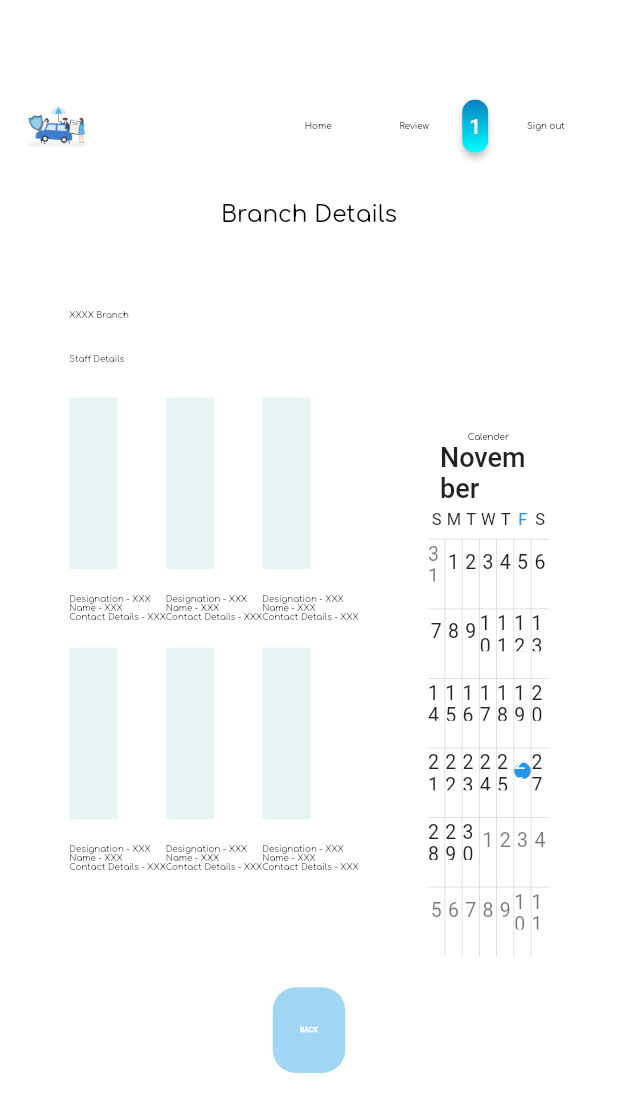
After one commit to kravshan/Head-Office-App, a Flutter app: the BranchDetails screen opened by its route, after a tap on "GO", after a tap on "Staff Details", on a phone screen of 412 x 824 dp. The commit adds this screen. Shown: the top 1112 px of the screen. Run offline on Flutter 3.47's test engine with Material 2 defaults, Android fonts, the phone set to English and light mode, and no system bars; drawn by our look-alikes of syncfusion_flutter_calendar; our stand-ins replace flutter_screenutil.

Commit message:
Head Office App Updates

```diff
--- a/lib/main.dart
+++ b/lib/main.dart
@@ -1,3 +1,4 @@
+import 'package:flutter/foundation.dart';
 import 'package:flutter/material.dart';
 import 'package:flutter_screenutil/flutter_screenutil.dart';
 import 'package:head_office_app/pages/login.dart';
@@ -6,6 +7,9 @@ import 'package:head_office_app/pages/home_screen.dart';
 import 'package:head_office_app/pages/branch_details.dart';
 import 'package:head_office_app/pages/user_database.dart';
 import 'package:head_office_app/pages/agent_database.dart';
+import 'package:head_office_app/pages/specific_branch_details.dart';
+import 'package:head_office_app/pages/staff_details.dart';
+import 'package:head_office_app/pages/submitted_for_approv.dart';
 
 void main() => runApp(ScreenUtilInit(
     designSize: const Size(1280, 720),
@@ -17,8 +21,10 @@ void main() => runApp(ScreenUtilInit(
         '/home_screen': (context) => Home_screen(),
         '/branch_details': (context) => BranchDetails(),
         '/user_database': (context) => UserDatabase(),
-        '/agent_database': (context) => AgentDatabase()
-
+        '/agent_database': (context) => AgentDatabase(),
+        '/specific_branch_details': (context) => Specific_Branch_Details(),
+        '/staff_details': (context) => Staff_Details(),
+        '/submit_for_approv': (context) => Sub_For_Approv(),
       },
     )
   )
--- a/lib/pages/agent_database.dart
+++ b/lib/pages/agent_database.dart
@@ -24,14 +24,24 @@ class _AgentDatabaseState extends State<AgentDatabase> {
               Text('Agent  Database', style: TextStyle(fontFamily: 'Comfortaa', fontWeight: FontWeight.w400, fontSize: 48.sp, color: Colors.black,)),
               Row(
                 mainAxisAlignment: MainAxisAlignment.spaceBetween,
+                crossAxisAlignment: CrossAxisAlignment.start,
                 children: [
                   Padding(
-                    padding: EdgeInsets.fromLTRB(115.w, 0, 0, 0),
+                    padding: EdgeInsets.fromLTRB(115.w, 40.h, 0, 0),
                     child: Column(
                       children: [
-                        InputBox(text: 'Select Branch by District', isObs: false),
-                        SizedBox(height: 75.w,),
-                        InputBox(text: 'Select Branch by Branch ID', isObs: false),
+                        InputBox(text: 'Select Agent by Employee Number', isObs: false),
+                        SizedBox(height: 16.h,),
+                        SizedBox(
+                          height: 50.h,
+                          width: 150.w,
+                          child: FlatButton(
+                            onPressed: (){},
+                            child: Text('Search', style: TextStyle(fontWeight: FontWeight.w700, fontFamily: 'Poppins', fontSize: 14.sp),),
+                            color: const Color.fromARGB(255, 160, 213, 244),
+                            shape: RoundedRectangleBorder(borderRadius: BorderRadius.circular(48.r)),
+                          ),
+                        )
                       ],
                     ),
                   ),
--- a/lib/pages/branch_details.dart
+++ b/lib/pages/branch_details.dart
@@ -50,7 +50,7 @@ class _BranchDetailsState extends State<BranchDetails> {
                 padding: EdgeInsets.fromLTRB(115.w, 0, 0, 0),
                 child: Column(
                   children: [
-                    Text('Select by Branch', style: TextStyle(fontSize: 18.sp, fontFamily: 'Comfortaa', fontWeight: FontWeight.w400),),
+                    Text('Select District', style: TextStyle(fontSize: 18.sp, fontFamily: 'Comfortaa', fontWeight: FontWeight.w400),),
                     DropdownButton(
                       value: binValue,
                       icon: const Icon(Icons.arrow_drop_down),
@@ -101,6 +101,7 @@ class _BranchDetailsState extends State<BranchDetails> {
                       onTap: (){},
                     ),
                     SizedBox(height: 75.w,),
+                    Text('Select Branch', style: TextStyle(fontSize: 18.sp, fontFamily: 'Comfortaa', fontWeight: FontWeight.w400),),
                     DropdownButton(
                       value: districtVal,
                       icon: const Icon(Icons.arrow_drop_down),
@@ -123,9 +124,21 @@ class _BranchDetailsState extends State<BranchDetails> {
                       }).toList(),
                       onTap: (){},
                     ),
+                    SizedBox(height: 10.h,),
+                    SizedBox(
+                      height: 25.h,
+                      width: 50.w,
+                      child: FlatButton(
+                        onPressed: (){Navigator.popAndPushNamed(context, '/specific_branch_details');},
+                        child: Text('GO', style: TextStyle(fontWeight: FontWeight.w700, fontFamily: 'Poppins', fontSize: 14.sp),),
+                        color: const Color.fromARGB(255, 160, 213, 244),
+                        shape: RoundedRectangleBorder(borderRadius: BorderRadius.circular(48.r)),
+                      ),
+                    ),
                   ],
                 ),
               ),
+
               Padding(
                 padding: EdgeInsets.fromLTRB(0, 0, 115.w, 0),
                 child: Column(
@@ -147,7 +160,7 @@ class _BranchDetailsState extends State<BranchDetails> {
             width: 150.w,
             child: FlatButton(
               onPressed: (){Navigator.pop(context);},
-              child: Text('BACK', style: TextStyle(fontWeight: FontWeight.w700, fontFamily: 'Poppins', fontSize: 14.sp),),
+              child: Text('BACK', style: TextStyle(fontWeight: FontWeight.w700, fontFamily: 'Poppins', fontSize: 14.sp, color: Colors.white),),
               color: const Color.fromARGB(255, 160, 213, 244),
               shape: RoundedRectangleBorder(borderRadius: BorderRadius.circular(48.r)),
             ),
--- /dev/null
+++ b/lib/pages/specific_branch_details.dart
@@ -0,0 +1,98 @@
+import 'package:flutter/material.dart';
+import 'package:flutter_screenutil/flutter_screenutil.dart';
+import 'package:head_office_app/services/navi_bar.dart';
+import 'package:syncfusion_flutter_calendar/calendar.dart';
+
+class Specific_Branch_Details extends StatefulWidget {
+  @override
+  _Specific_Branch_DetailsState createState() => _Specific_Branch_DetailsState();
+}
+
+class _Specific_Branch_DetailsState extends State<Specific_Branch_Details> {
+  @override
+  Widget build(BuildContext context) {
+    return Scaffold(
+      backgroundColor: Colors.white,
+      body: Column(
+        children: [
+          SizedBox(
+            height: 30.h,
+          ),
+          Navi_bar(),
+          Text('Branch Details', style: TextStyle(fontFamily: 'Comfortaa', fontWeight: FontWeight.w400, fontSize: 48.sp, color: Colors.black,)),
+          Row(
+            mainAxisAlignment: MainAxisAlignment.spaceEvenly,
+            children: [
+              Column(
+                crossAxisAlignment: CrossAxisAlignment.start,
+                children: [
+                  Text('XXXX Branch', style: TextStyle(fontWeight: FontWeight.w400, fontFamily: 'Comfortaa', fontSize: 18.sp),),
+                  SizedBox(height: 20.h,),
+                  Text('Branch Manager', style: TextStyle(fontWeight: FontWeight.w400, fontFamily: 'Comfortaa', fontSize: 18.sp),),
+                  SizedBox(height: 25.h,),
+                  Container(
+                    color: const Color.fromARGB(255, 229, 245, 246),
+                    height: 100.h,
+                    width: 100.w,
+                  ),
+                  SizedBox(height: 10.h,),
+                  Text('Name - XXXX', style: TextStyle(fontWeight: FontWeight.w400, fontFamily: 'Comfortaa', fontSize: 18.sp),),
+                  Text('Contact Details - XXXXX', style: TextStyle(fontWeight: FontWeight.w400, fontFamily: 'Comfortaa', fontSize: 18.sp),),
+                  SizedBox(height: 70.h),
+                  TextButton(
+                    onPressed: () {Navigator.popAndPushNamed(context, '/staff_details');},
+                    child: Text('Staff Details', style: TextStyle(fontFamily: 'Comfortaa', fontWeight: FontWeight.w400, fontSize: 18.sp, color: Colors.black),),
+                  ),
+                ],
+              ),
+              Column(
+                children: [
+                  SizedBox(
+                    height: 50.h,
+                    width: 150.w,
+                    child: FlatButton(
+                      onPressed: (){Navigator.pushNamed(context, '/submit_for_approv');},
+                      child: Text('Submitted for Approval', style: TextStyle(fontWeight: FontWeight.w700, fontFamily: 'Poppins', fontSize: 14.sp, color: Colors.white),),
+                      color: const Color.fromARGB(255, 11, 126, 193),
+                      shape: RoundedRectangleBorder(borderRadius: BorderRadius.circular(48.r)),
+                    ),
+                  ),
+                  SizedBox(height: 75.h,),
+                  Text('Address', style: TextStyle(fontSize: 18.sp, fontFamily: 'Comfortaa', fontWeight: FontWeight.w400),),
+                  Text('XXX', style: TextStyle(fontSize: 18.sp, fontFamily: 'Comfortaa', fontWeight: FontWeight.w400),),
+                  Text('XXX', style: TextStyle(fontSize: 18.sp, fontFamily: 'Comfortaa', fontWeight: FontWeight.w400),),
+                  SizedBox(height: 20.h,),
+                  Text('Contact Details', style: TextStyle(fontSize: 18.sp, fontFamily: 'Comfortaa', fontWeight: FontWeight.w400),),
+                  Text('XXX', style: TextStyle(fontSize: 18.sp, fontFamily: 'Comfortaa', fontWeight: FontWeight.w400),),
+                  Text('XXX', style: TextStyle(fontSize: 18.sp, fontFamily: 'Comfortaa', fontWeight: FontWeight.w400),),
+                  SizedBox(height: 75.h,)
+                ],
+              ),
+              Column(
+                children: [
+                  SizedBox(height: 120.h,),
+                  Text('Calender', style: TextStyle(fontFamily: 'Comfortaa', fontWeight: FontWeight.w400, fontSize: 18.sp, color: Color.fromRGBO(0, 0, 0, 1),),),
+                  Container(
+                    height: 300.h,
+                    width: 250.w,
+                    child: SfCalendar(view: CalendarView.month,),
+                  )
+                ],
+              )
+            ],
+          ),
+          SizedBox(
+            height: 50.h,
+            width: 150.w,
+            child: FlatButton(
+              onPressed: (){Navigator.pop(context);},
+              child: Text('BACK', style: TextStyle(fontWeight: FontWeight.w700, fontFamily: 'Poppins', fontSize: 14.sp, color: Colors.white),),
+              color: const Color.fromARGB(255, 160, 213, 244),
+              shape: RoundedRectangleBorder(borderRadius: BorderRadius.circular(48.r)),
+            ),
+          )
+        ],
+      ),
+    );
+  }
+}
--- /dev/null
+++ b/lib/pages/staff_details.dart
@@ -0,0 +1,132 @@
+import 'package:flutter/material.dart';
+import 'package:flutter_screenutil/flutter_screenutil.dart';
+import 'package:head_office_app/services/navi_bar.dart';
+import 'package:syncfusion_flutter_calendar/calendar.dart';
+
+class Staff_Details extends StatefulWidget {
+  @override
+  _Staff_DetailsState createState() => _Staff_DetailsState();
+}
+
+class _Staff_DetailsState extends State<Staff_Details> {
+  @override
+  Widget build(BuildContext context) {
+    return Scaffold(
+      backgroundColor: Colors.white,
+      body: Column(
+        children: [
+          SizedBox(
+            height: 30.h,
+          ),
+          Navi_bar(),
+          Text('Branch Details', style: TextStyle(fontFamily: 'Comfortaa', fontWeight: FontWeight.w400, fontSize: 48.sp, color: Colors.black,)),
+          Row(
+            mainAxisAlignment: MainAxisAlignment.spaceEvenly,
+            children: [
+              Column(
+                crossAxisAlignment: CrossAxisAlignment.start,
+                children: [
+                  Text('XXXX Branch', style: TextStyle(fontWeight: FontWeight.w400, fontFamily: 'Comfortaa', fontSize: 18.sp),),
+                  SizedBox(height: 20.h,),
+                  Text('Staff Details', style: TextStyle(fontWeight: FontWeight.w400, fontFamily: 'Comfortaa', fontSize: 18.sp),),
+                  SizedBox(height: 20.h,),
+                  Row(
+                    children: [
+                      Column(
+                        crossAxisAlignment: CrossAxisAlignment.start,
+                        children: [
+                          Container(height: 100.h, width: 100.w, color: Color.fromARGB(255, 229, 245, 246),),
+                          SizedBox(height: 15.h,),
+                          Text('Designation - XXX', style: TextStyle(fontWeight: FontWeight.w400, fontFamily: 'Comfortaa', fontSize: 18.sp),),
+                          Text('Name - XXX', style: TextStyle(fontWeight: FontWeight.w400, fontFamily: 'Comfortaa', fontSize: 18.sp),),
+                          Text('Contact Details - XXX', style: TextStyle(fontWeight: FontWeight.w400, fontFamily: 'Comfortaa', fontSize: 18.sp),),
+                        ],
+                      ),
+                      Column(
+                        crossAxisAlignment: CrossAxisAlignment.start,
+                        children: [
+                          Container(height: 100.h, width: 100.w, color: Color.fromARGB(255, 229, 245, 246),),
+                          SizedBox(height: 15.h,),
+                          Text('Designation - XXX', style: TextStyle(fontWeight: FontWeight.w400, fontFamily: 'Comfortaa', fontSize: 18.sp),),
+                          Text('Name - XXX', style: TextStyle(fontWeight: FontWeight.w400, fontFamily: 'Comfortaa', fontSize: 18.sp),),
+                          Text('Contact Details - XXX', style: TextStyle(fontWeight: FontWeight.w400, fontFamily: 'Comfortaa', fontSize: 18.sp),),
+                        ],
+                      ),
+                      Column(
+                        crossAxisAlignment: CrossAxisAlignment.start,
+                        children: [
+                          Container(height: 100.h, width: 100.w, color: Color.fromARGB(255, 229, 245, 246),),
+                          SizedBox(height: 15.h,),
+                          Text('Designation - XXX', style: TextStyle(fontWeight: FontWeight.w400, fontFamily: 'Comfortaa', fontSize: 18.sp),),
+                          Text('Name - XXX', style: TextStyle(fontWeight: FontWeight.w400, fontFamily: 'Comfortaa', fontSize: 18.sp),),
+                          Text('Contact Details - XXX', style: TextStyle(fontWeight: FontWeight.w400, fontFamily: 'Comfortaa', fontSize: 18.sp),),
+                        ],
+                      )
+                    ],
+                  ),
+                  SizedBox(height: 15.h,),
+                  Row(
+                    children: [
+                      Column(
+                        crossAxisAlignment: CrossAxisAlignment.start,
+                        children: [
+                          Container(height: 100.h, width: 100.w, color: Color.fromARGB(255, 229, 245, 246),),
+                          SizedBox(height: 15.h,),
+                          Text('Designation - XXX', style: TextStyle(fontWeight: FontWeight.w400, fontFamily: 'Comfortaa', fontSize: 18.sp),),
+                          Text('Name - XXX', style: TextStyle(fontWeight: FontWeight.w400, fontFamily: 'Comfortaa', fontSize: 18.sp),),
+                          Text('Contact Details - XXX', style: TextStyle(fontWeight: FontWeight.w400, fontFamily: 'Comfortaa', fontSize: 18.sp),),
+                        ],
+                      ),
+                      Column(
+                        crossAxisAlignment: CrossAxisAlignment.start,
+                        children: [
+                          Container(height: 100.h, width: 100.w, color: Color.fromARGB(255, 229, 245, 246),),
+                          SizedBox(height: 15.h,),
+                          Text('Designation - XXX', style: TextStyle(fontWeight: FontWeight.w400, fontFamily: 'Comfortaa', fontSize: 18.sp),),
+                          Text('Name - XXX', style: TextStyle(fontWeight: FontWeight.w400, fontFamily: 'Comfortaa', fontSize: 18.sp),),
+                          Text('Contact Details - XXX', style: TextStyle(fontWeight: FontWeight.w400, fontFamily: 'Comfortaa', fontSize: 18.sp),),
+                        ],
+                      ),
+                      Column(
+                        crossAxisAlignment: CrossAxisAlignment.start,
+                        children: [
+                          Container(height: 100.h, width: 100.w, color: Color.fromARGB(255, 229, 245, 246),),
+                          SizedBox(height: 15.h,),
+                          Text('Designation - XXX', style: TextStyle(fontWeight: FontWeight.w400, fontFamily: 'Comfortaa', fontSize: 18.sp),),
+                          Text('Name - XXX', style: TextStyle(fontWeight: FontWeight.w400, fontFamily: 'Comfortaa', fontSize: 18.sp),),
+                          Text('Contact Details - XXX', style: TextStyle(fontWeight: FontWeight.w400, fontFamily: 'Comfortaa', fontSize: 18.sp),),
+                        ],
+                      )
+                    ],
+                  )
+                ],
+              ),
+              Column(
+                children: [
+                  SizedBox(height: 120.h,),
+                  Text('Calender', style: TextStyle(fontFamily: 'Comfortaa', fontWeight: FontWeight.w400, fontSize: 18.sp, color: Color.fromRGBO(0, 0, 0, 1),),),
+                  Container(
+                    height: 300.h,
+                    width: 250.w,
+                    child: SfCalendar(view: CalendarView.month,),
+                  )
+                ],
+              )
+            ],
+          ),
+          SizedBox(height: 18.h,),
+          SizedBox(
+            height: 50.h,
+            width: 150.w,
+            child: FlatButton(
+              onPressed: (){Navigator.pop(context);},
+              child: Text('BACK', style: TextStyle(fontWeight: FontWeight.w700, fontFamily: 'Poppins', fontSize: 14.sp, color: Colors.white),),
+              color: const Color.fromARGB(255, 160, 213, 244),
+              shape: RoundedRectangleBorder(borderRadius: BorderRadius.circular(48.r)),
+            ),
+          )
+        ],
+      ),
+    );
+  }
+}
--- /dev/null
+++ b/lib/pages/submitted_for_approv.dart
@@ -0,0 +1,51 @@
+import 'package:flutter/material.dart';
+import 'package:flutter_screenutil/flutter_screenutil.dart';
+import 'package:head_office_app/services/input_box.dart';
+import 'package:head_office_app/services/navi_bar.dart';
+
+class Sub_For_Approv extends StatefulWidget {
+  @override
+  _Sub_For_ApprovState createState() => _Sub_For_ApprovState();
+}
+
+class _Sub_For_ApprovState extends State<Sub_For_Approv> {
+  @override
+  Widget build(BuildContext context) {
+    return Scaffold(
+      backgroundColor: Colors.white,
+      body: Column(
+        children: [
+          SizedBox(
+            height: 30.h,
+          ),
+          Navi_bar(),
+          Text('Submitted For Approval', style: TextStyle(fontFamily: 'Comfortaa', fontWeight: FontWeight.w400, fontSize: 48.sp, color: Colors.black,)),
+          Row(
+            children: [
+              Column(
+                children: [
+                  InputBox(text: 'Search By Reference Number', isObs: false),
+                  Row(
+                    children: [
+                      Column(
+                        crossAxisAlignment: CrossAxisAlignment.start,
+                        children: [
+                          SizedBox(height: 80.h,),
+                          Text('Reference Number', style: TextStyle(fontWeight: FontWeight.w400, fontFamily: 'Comfortaa', fontSize: 18.sp),),
+                          SizedBox(height: 5.h,),
+                          Text('XXXXXXXXXXXXXXXX', style: TextStyle(fontWeight: FontWeight.w400, fontFamily: 'Comfortaa', fontSize: 18.sp),),
+                          SizedBox(height: 5.h,),
+                          Text('XXXXXXXXXXXXXXXX', style: TextStyle(fontWeight: FontWeight.w400, fontFamily: 'Comfortaa', fontSize: 18.sp),)
+                        ],
+                      )
+                    ],
+                  )
+                ],
+              )
+            ],
+          )
+        ],
+      ),
+    );
+  }
+}
--- a/lib/pages/user_database.dart
+++ b/lib/pages/user_database.dart
@@ -23,14 +23,24 @@ class _UserDatabaseState extends State<UserDatabase> {
               Text('User Database', style: TextStyle(fontFamily: 'Comfortaa', fontWeight: FontWeight.w400, fontSize: 48.sp, color: Colors.black,)),
               Row(
                 mainAxisAlignment: MainAxisAlignment.spaceBetween,
+                crossAxisAlignment: CrossAxisAlignment.start,
                 children: [
                   Padding(
-                    padding: EdgeInsets.fromLTRB(115.w, 0, 0, 0),
+                    padding: EdgeInsets.fromLTRB(115.w, 40.h, 0, 0),
                     child: Column(
                       children: [
-                        InputBox(text: 'Select Branch by District', isObs: false),
-                        SizedBox(height: 75.w,),
-                        InputBox(text: 'Select Branch by Branch ID', isObs: false),
+                        InputBox(text: 'Select User by Policy Number', isObs: false),
+                        SizedBox(height: 16.h,),
+                        SizedBox(
+                          height: 50.h,
+                          width: 150.w,
+                          child: FlatButton(
+                            onPressed: (){},
+                            child: Text('Search', style: TextStyle(fontWeight: FontWeight.w700, fontFamily: 'Poppins', fontSize: 14.sp),),
+                            color: const Color.fromARGB(255, 160, 213, 244),
+                            shape: RoundedRectangleBorder(borderRadius: BorderRadius.circular(48.r)),
+                          ),
+                        )
                       ],
                     ),
                   ),
```
